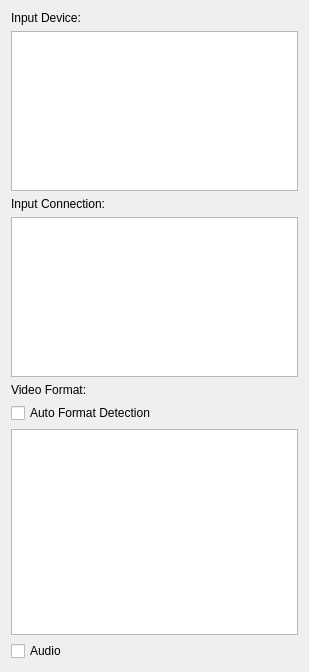
soramimi/DeckLinkCapture, file UIWidget.ui: the form before one commit.
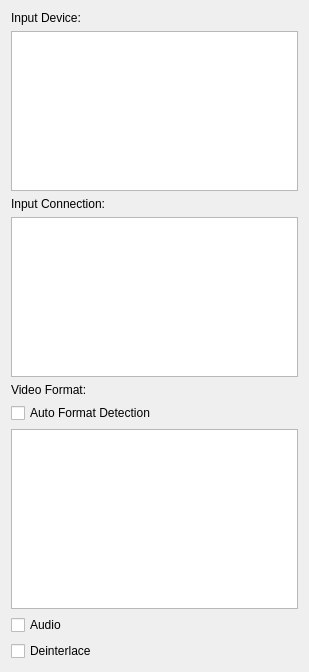
The form after the commit.

```diff
--- a/UIWidget.ui
+++ b/UIWidget.ui
@@ -91,6 +91,13 @@
      </property>
     </widget>
    </item>
+   <item>
+    <widget class="QCheckBox" name="checkBox_deinterlace">
+     <property name="text">
+      <string>Deinterlace</string>
+     </property>
+    </widget>
+   </item>
   </layout>
  </widget>
  <resources/>
```
